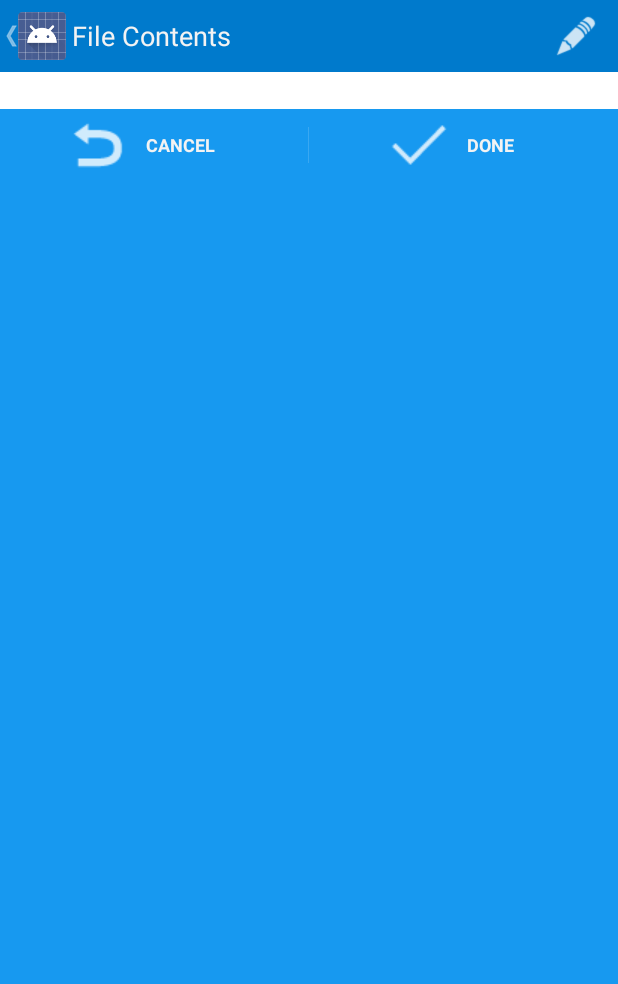
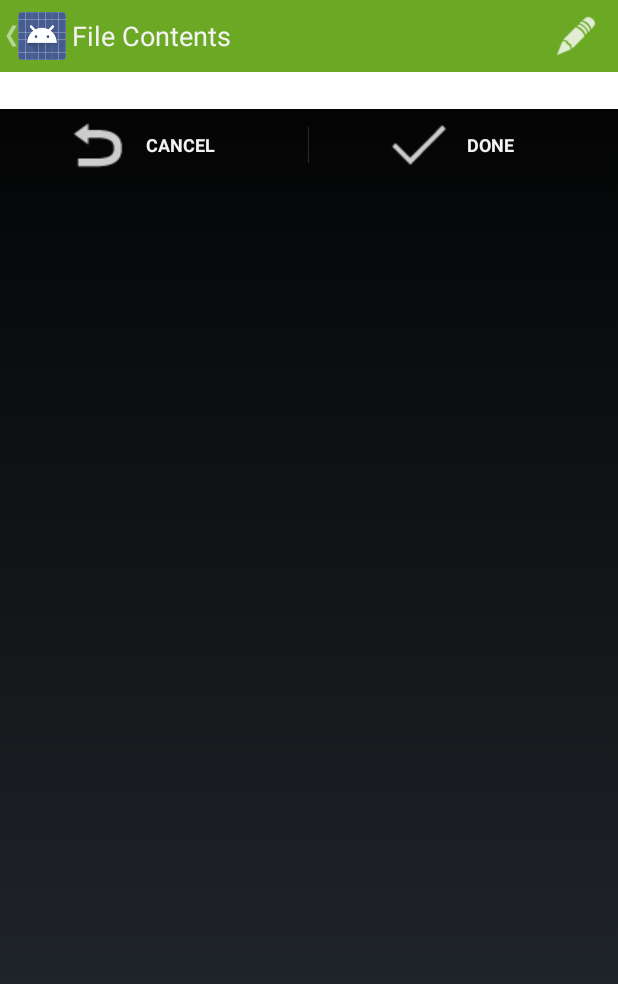
Before and after one commit to mirontoli/andpoint, an Android app: the FileDetailActivity screen opened directly, with no data from a screen before it, after a tap on "Update File", on a phone screen of 412 x 824 dp. Shown: the top 984 px of the screen. Run offline under Robolectric (Android 15) with nearby library versions, the phone set to English and light mode, and no system bars; libraries missing offline, so code that uses them is left out: com.microsoft.aad, com.microsoft.discoveryservices, com.microsoft.fileservices, com.microsoft.outlookservices, com.microsoft.services.

Commit message:
no longer horrific blue background

```diff
--- a/startproject/O365-Android-Start/app/src/main/res/values/colors.xml
+++ b/startproject/O365-Android-Start/app/src/main/res/values/colors.xml
@@ -3,7 +3,9 @@
     <color name="ApplicationPageBackgroundThemeBrush">#1799F0</color>
     <color name="DisabledItemBrush">#51B2F3</color>
 
-    <color name="SampleHeaderBrush">#007ACC</color>
+    <color name="LightGray">#d9d9d9</color>
+
+    <color name="SampleHeaderBrush">#6ba824</color>
     <color name="HyperLinkBrush">#FFECE4FF</color>
     <color name="ListBackground">#007ACC</color>
     <color name="PreviewBackground">#1799F0</color>
--- a/startproject/O365-Android-Start/app/src/main/res/values/styles.xml
+++ b/startproject/O365-Android-Start/app/src/main/res/values/styles.xml
@@ -18,9 +18,9 @@
     <style name="AppTheme" parent="AppBaseTheme">
 
         <!-- All customizations that are NOT specific to a particular API-level can go here. -->
-        <item name="android:windowBackground">@color/ApplicationPageBackgroundThemeBrush</item>
+        <!--<item name="android:windowBackground">@color/ApplicationPageBackgroundThemeBrush</item>
         <item name="android:textColor">@android:color/white</item>
-        <item name="android:textColorLink">@color/HyperLinkBrush</item>
+        <item name="android:textColorLink">@color/HyperLinkBrush</item>-->
         <item name="android:actionBarStyle">@style/O365ActionBar</item>
     </style>
 
```
